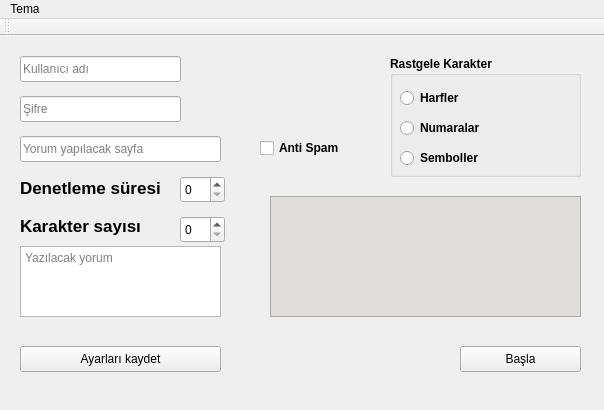
The window that main.ui (ramo828/instagram-auto-comment) describes before a commit, drawn with Qt 5.
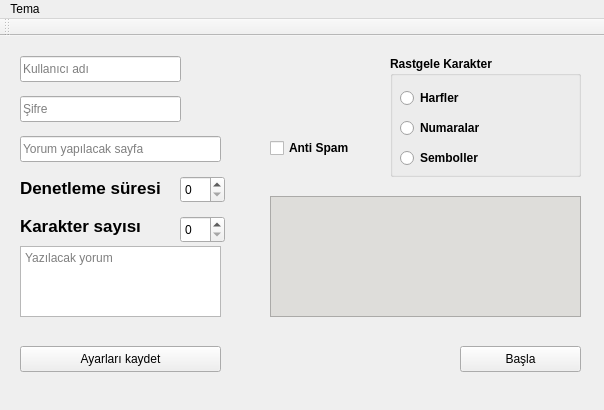
The same window after the commit.

Diff of the .ui file:
```diff
--- a/main.ui
+++ b/main.ui
@@ -199,7 +199,7 @@
    <widget class="QCheckBox" name="anti_spam">
     <property name="geometry">
      <rect>
-      <x>260</x>
+      <x>270</x>
       <y>100</y>
       <width>101</width>
       <height>24</height>
```
Left out of the diff: 1 changed line with no effect on the pictures.
